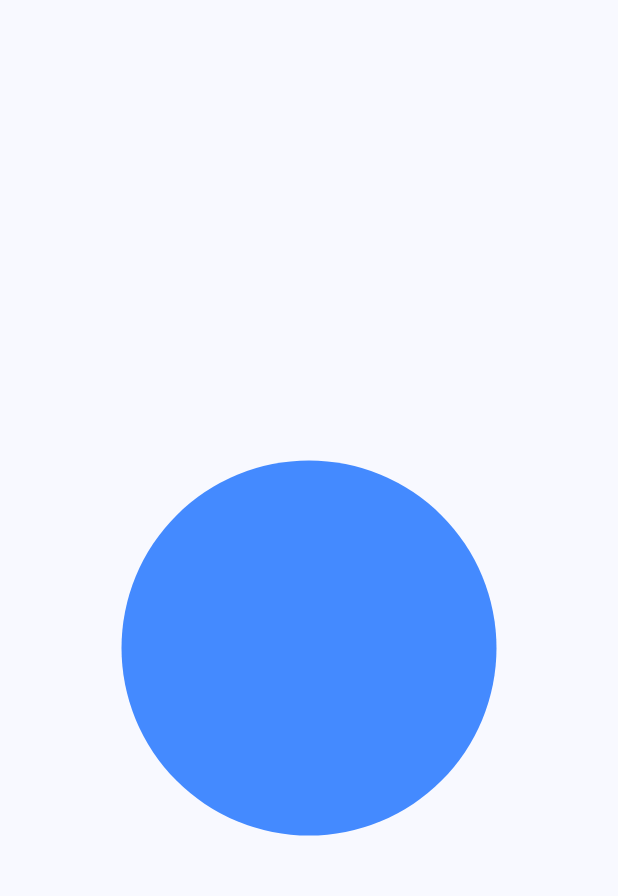
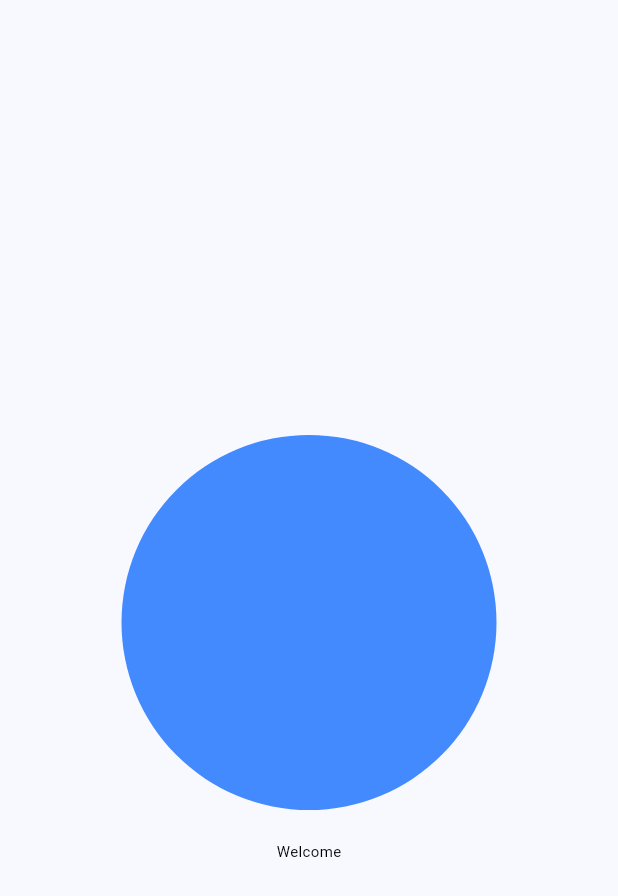
Before and after one commit to Mhmdulinnuha/uts-1123150002, a Flutter app: the screen it shows after launch, on a phone screen of 412 x 824 dp. Shown: the top 896 px of the screen. Run offline on Flutter 3.47's test engine with Material 3 defaults, Android fonts, the phone set to English and light mode, and no system bars.

Commit message:
membuat judul utama

```diff
--- a/lib/Screen/splash_screen1.dart
+++ b/lib/Screen/splash_screen1.dart
@@ -12,7 +12,7 @@ class Screen1 extends StatelessWidget {
           children: [
             const SizedBox(height: 60),
 
-            // 🟢 Gambar utama berbentuk lingkaran
+
             Container(
               width: 250,
               height: 250,
@@ -23,6 +23,17 @@ class Screen1 extends StatelessWidget {
             ),
 
             const SizedBox(height: 20),
+
+            const Text(
+              "Welcome",
+              style: TextStyle(
+                fontSize: 10,
+                fontWeight: FontWeight.normal,
+                color: Colors.black,
+              ),
+            ),
+
+            const SizedBox(height: 20),
           ],
         ),
       ),
```
